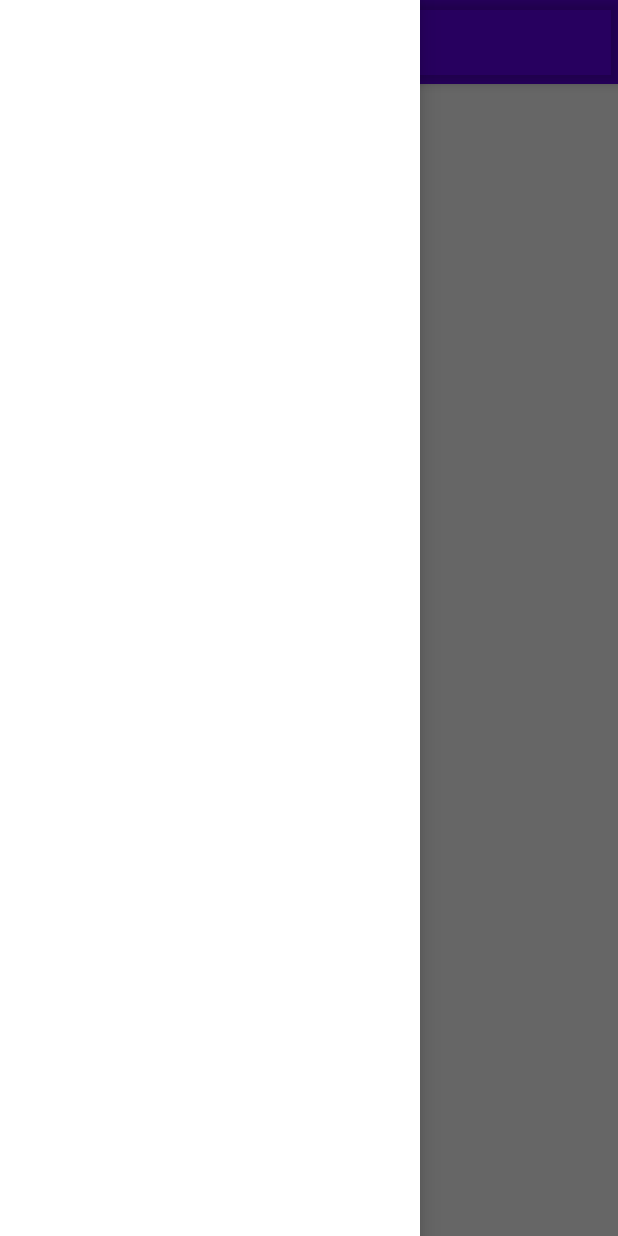
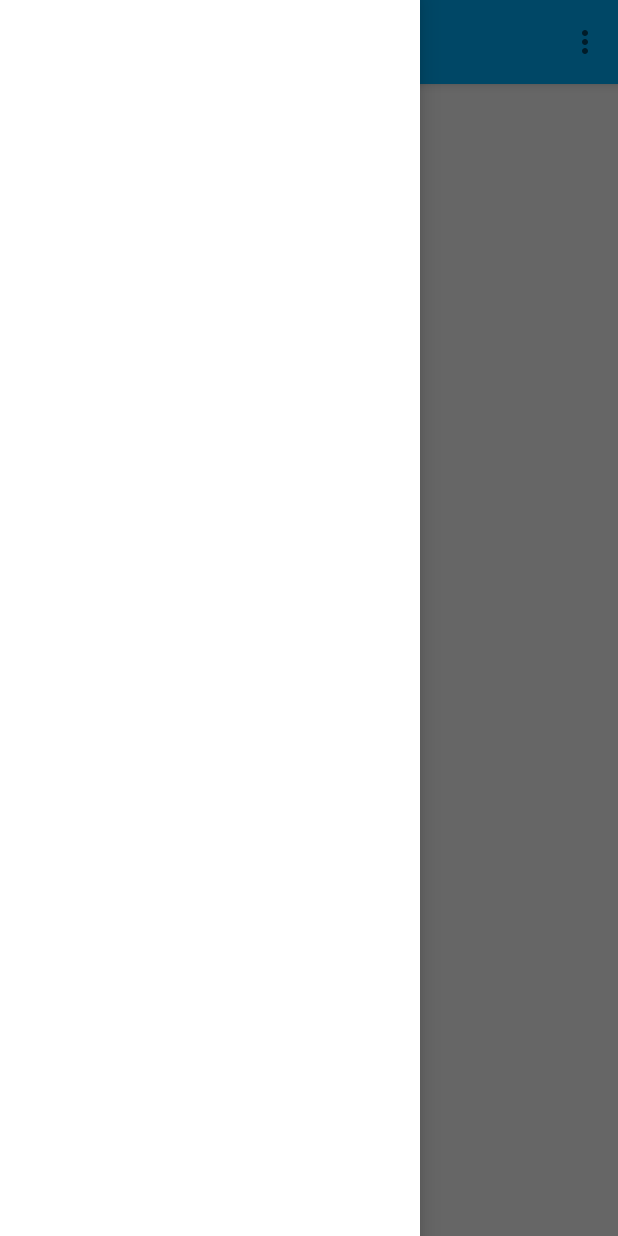
Before and after one commit to ETS-Android1/Senior-Project-Android, an Android app: the fragment HomePageFragment placed in its activity, with the side drawer open, on a phone screen of 412 x 824 dp. Run offline under Robolectric (Android 15) with nearby library versions, the phone set to English and light mode, and no system bars; Roboto replaces fonts that are not available here.

Commit message:
06/25 - 5:19AM Push
Top ToolBar Implemented

```diff
--- a/app/build.gradle
+++ b/app/build.gradle
@@ -31,6 +31,8 @@ dependencies {
     implementation 'com.google.android.material:material:1.2.1'
     implementation 'androidx.constraintlayout:constraintlayout:2.0.1'
     implementation 'androidx.fragment:fragment:1.2.5'
+    implementation 'androidx.navigation:navigation-ui:2.3.0'
+    implementation "androidx.navigation:navigation-fragment:2.3.0"
     testImplementation 'junit:junit:4.+'
     androidTestImplementation 'androidx.test.ext:junit:1.1.2'
     androidTestImplementation 'androidx.test.espresso:espresso-core:3.3.0'
--- a/app/src/main/java/com/example/seniorproject/Views/Activity/SingleFragmentActivty.java
+++ b/app/src/main/java/com/example/seniorproject/Views/Activity/SingleFragmentActivity.java
@@ -1,4 +1,5 @@
 package com.example.seniorproject.Views.Activity;
+import android.content.Context;
 import android.os.Bundle;
 
 import androidx.drawerlayout.widget.DrawerLayout;
@@ -9,12 +10,14 @@ import androidx.fragment.app.FragmentManager;
 import com.example.seniorproject.R;
 import com.google.android.material.appbar.MaterialToolbar;
 
-public abstract class SingleFragmentActivty extends FragmentActivity {
+public abstract class SingleFragmentActivity extends FragmentActivity {
 
 
     private MaterialToolbar materialToolbar;
     private DrawerLayout drawerLayout;
     protected abstract Fragment createFragment();
+    public static String SINGLE_FRAGMENT_ACTIVITY = "Single Fragment Activity";
+
 
 
 
--- a/app/src/main/java/com/example/seniorproject/Views/Activity/StartingActivity.java
+++ b/app/src/main/java/com/example/seniorproject/Views/Activity/StartingActivity.java
@@ -1,10 +1,21 @@
 package com.example.seniorproject.Views.Activity;
 
+import android.os.Bundle;
+import android.view.Window;
+import android.view.WindowManager;
+
 import androidx.fragment.app.Fragment;
+import androidx.fragment.app.FragmentActivity;
 
 import com.example.seniorproject.Views.Fragment.StartingFragment;
 
-public class StartingActivity extends SingleFragmentActivty {
+public class StartingActivity extends SingleFragmentActivity {
+
+
+    @Override
+    protected void onCreate(Bundle savedInstanceState) {
+        super.onCreate(savedInstanceState);
+    }
 
     @Override
     protected Fragment createFragment() {
--- a/app/src/main/java/com/example/seniorproject/Views/Fragment/SignUpFragment.java
+++ b/app/src/main/java/com/example/seniorproject/Views/Fragment/HomePageFragment.java
@@ -5,6 +5,8 @@ import android.view.Gravity;
 import android.view.LayoutInflater;
 import android.view.View;
 import android.view.ViewGroup;
+import android.view.Window;
+import android.view.WindowManager;
 
 import androidx.drawerlayout.widget.DrawerLayout;
 import androidx.fragment.app.Fragment;
@@ -12,29 +14,33 @@ import androidx.fragment.app.Fragment;
 import com.example.seniorproject.R;
 import com.google.android.material.appbar.MaterialToolbar;
 
-public class SignUpFragment extends Fragment {
+
+public class HomePageFragment extends Fragment {
 
 
-    MaterialToolbar materialToolbar;
-    DrawerLayout drawerLayout;
+    private DrawerLayout drawerLayout;
+    private MaterialToolbar materialToolbar;
+
+
+
 
     @Override
     public void onCreate(Bundle savedInstanceState) {
         super.onCreate(savedInstanceState);
+
     }
-
 
     @Override
     public View onCreateView(LayoutInflater inflater, ViewGroup container, Bundle savedInstanceState) {
         /** Inflate the Sign Up Fragment **/
-        View view = inflater.inflate(R.layout.fragment_signup, container, false);
+        View view = inflater.inflate(R.layout.fragment_homepage, container, false);
+        drawerLayout= (DrawerLayout) view.findViewById(R.id.drawerLayout);
+        materialToolbar = (MaterialToolbar) view.findViewById(R.id.topAppBar);
 
-        materialToolbar = (MaterialToolbar) view.findViewById(R.id.topAppBar);
-        drawerLayout = (DrawerLayout) view.findViewById(R.id.signup_drawer_layout);
-
-        materialToolbar.setNavigationOnClickListener( e -> {
+        materialToolbar.setNavigationOnClickListener(e -> {
             drawerLayout.openDrawer(Gravity.LEFT);
         });
+
 
         return view;
     }
--- a/app/src/main/java/com/example/seniorproject/Views/Fragment/StartingFragment.java
+++ b/app/src/main/java/com/example/seniorproject/Views/Fragment/StartingFragment.java
@@ -4,8 +4,6 @@ import android.os.Bundle;
 import android.view.LayoutInflater;
 import android.view.View;
 import android.view.ViewGroup;
-import android.widget.Button;
-import android.widget.FrameLayout;
 import android.widget.ImageView;
 import androidx.fragment.app.Fragment;
 
@@ -20,16 +18,24 @@ public class StartingFragment extends Fragment {
     private MaterialButton logInButton;
     private static String STARTING_FRAGMENT_TAG = "Starting Fragment";
 
+
+    //Base Constructor
+    public StartingFragment() {
+
+    }
+
+
+
     @Override
     public void onCreate(Bundle savedInstanceState) {
         super.onCreate(savedInstanceState);
+
     }
 
     @Override
     public View onCreateView(LayoutInflater inflater, ViewGroup container, Bundle savedInstanceState) {
 
         View view = inflater.inflate(R.layout.fragment_starting, container, false);
-
         homePage = (ImageView) view.findViewById(R.id.homepage_imageview);
         signUpButton = (MaterialButton) view.findViewById(R.id.signup_button);
         logInButton = (MaterialButton) view.findViewById(R.id.login_button);
@@ -38,7 +44,7 @@ public class StartingFragment extends Fragment {
             getActivity()
                     .getSupportFragmentManager()
                     .beginTransaction()
-                    .replace(R.id.fragment_container, new SignUpFragment(), STARTING_FRAGMENT_TAG)
+                    .replace(R.id.fragment_container, new HomePageFragment(), STARTING_FRAGMENT_TAG)
                     .addToBackStack(null)
                     .commit();
         });
--- a/app/src/main/res/layout/fragment_signup.xml
+++ b/app/src/main/res/layout/fragment_homepage.xml
@@ -1,17 +1,15 @@
-<?xml version="1.0" encoding="utf-8"?>
-
-<androidx.drawerlayout.widget.DrawerLayout
-    xmlns:android="http://schemas.android.com/apk/res/android"
+<androidx.drawerlayout.widget.DrawerLayout xmlns:android="http://schemas.android.com/apk/res/android"
+    xmlns:app="http://schemas.android.com/apk/res-auto"
     xmlns:tools="http://schemas.android.com/tools"
-    xmlns:app="http://schemas.android.com/apk/res-auto"
-    android:id="@+id/signup_drawer_layout"
+    android:id="@+id/drawerLayout"
     android:layout_width="match_parent"
     android:layout_height="match_parent"
     tools:openDrawer="start">
 
+    <androidx.coordinatorlayout.widget.CoordinatorLayout
 
-
-    <androidx.coordinatorlayout.widget.CoordinatorLayout
+        xmlns:android="http://schemas.android.com/apk/res/android"
+        xmlns:app="http://schemas.android.com/apk/res-auto"
         android:layout_width="match_parent"
         android:layout_height="match_parent"
         android:fitsSystemWindows="true">
@@ -19,18 +17,18 @@
         <com.google.android.material.appbar.AppBarLayout
             android:layout_width="match_parent"
             android:layout_height="wrap_content"
-            style="@style/Widget.MaterialComponents.AppBarLayout.PrimarySurface"
+            android:backgroundTint="@color/blue_100"
             android:fitsSystemWindows="true">
 
             <com.google.android.material.appbar.MaterialToolbar
                 android:id="@+id/topAppBar"
                 android:layout_width="match_parent"
                 android:layout_height="?attr/actionBarSize"
-                app:title="top_app_bar"
+                app:title="Boston Fitness"
                 app:navigationIcon="@drawable/ic_launcher_foreground"
-                style="@style/Widget.MaterialComponents.Toolbar.PrimarySurface"
+                app:menu="@menu/homepage_menu"
                 android:background="@android:color/transparent"
-                 />
+                android:elevation="0dp" />
 
         </com.google.android.material.appbar.AppBarLayout>
 
--- a/app/src/main/res/menu/signup_menu.xml
+++ b/app/src/main/res/menu/homepage_menu.xml
@@ -1,22 +1,19 @@
 <?xml version="1.0" encoding="utf-8"?>
 <menu xmlns:android="http://schemas.android.com/apk/res/android">
 
-    <group
-        android:id="@+id/group1"
-        android:checkableBehavior="single">
         <item
             android:id="@+id/item1"
             android:title="Events"
-            android:checked="true" />
+            android:checked="true"
+            android:iconTint="@color/black"/>
         <item
             android:id="@+id/item2"
             android:title="Run"
+            android:iconTint="@color/black"
             />
         <item
             android:id="@+id/item3"
             android:title="Chat"
+            android:iconTint="@color/black"
             />
-    </group>
-
-
 </menu>
--- a/app/src/main/res/values-v19/themes.xml
+++ b/app/src/main/res/values-v19/themes.xml
@@ -14,4 +14,8 @@
         <!-- Status bar color. -->
         <!-- Customize your theme here. -->
     </style>
+
+    <style name="Theme.App" parent="Theme.MaterialComponents.DayNight">
+        <item name="android:windowTranslucentStatus">true</item>
+    </style>
 </resources>
--- a/app/src/main/res/values/colors.xml
+++ b/app/src/main/res/values/colors.xml
@@ -7,4 +7,5 @@
     <color name="teal_700">#FF018786</color>
     <color name="black">#FF000000</color>
     <color name="white">#FFFFFFFF</color>
+    <color name="blue_100">#00B1FF</color>
 </resources>
--- a/app/src/main/res/values/themes.xml
+++ b/app/src/main/res/values/themes.xml
@@ -1,9 +1,9 @@
 <resources xmlns:tools="http://schemas.android.com/tools">
     <!-- Base application theme. -->
-    <style name="Theme.SeniorProject" parent="Theme.MaterialComponents.DayNight">
+    <style name="Theme.SeniorProject" parent="Theme.MaterialComponents.DayNight.DarkActionBar">
         <!-- Primary brand color. -->
-        <item name="colorPrimary">@color/purple_500</item>
-        <item name="colorPrimaryVariant">@color/purple_700</item>
+        <item name="colorPrimary">@color/blue_100</item>
+        <item name="colorPrimaryVariant">@color/blue_100</item>
         <item name="colorOnPrimary">@color/white</item>
         <!-- Secondary brand color. -->
         <item name="colorSecondary">@color/teal_200</item>
@@ -17,4 +17,7 @@
         <item name="windowActionBar">false</item>
         <item name="windowNoTitle">true</item>
     </style>
+    <style name="Theme.App" parent="Theme.MaterialComponents.DayNight">
+        <item name="android:windowTranslucentStatus" tools:targetApi="kitkat">true</item>
+    </style>
 </resources>
```
Also changed, not shown: app/src/main/res/drawable/bostonfitnesslogo.xml (added, +36 -0 lines), app/src/main/res/layout/fragment_splash.xml (added, +7 -0 lines), app/src/main/res/navigation/nav_graph.xml (added, +11 -0 lines).
